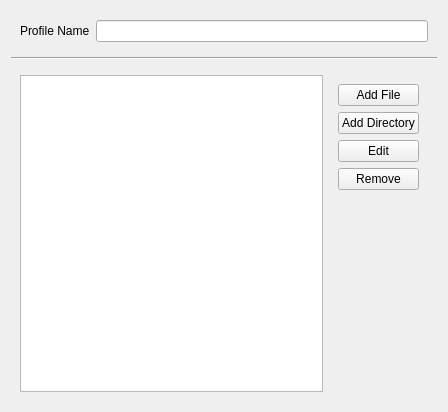
The window that src/gtatools-gui/src/src/gui/ProfileConfigWidget.ui (alemariusnexus/gtatools) describes before a commit, drawn with Qt 5.
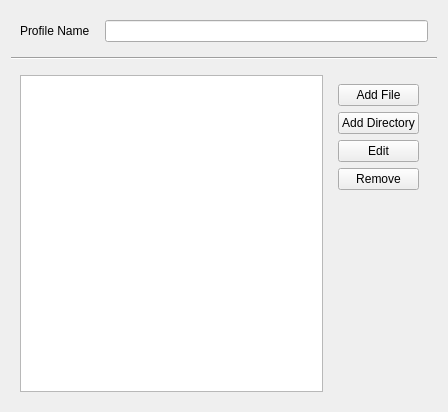
The same window after the commit.

Diff of the .ui file:
```diff
--- a/src/gtatools-gui/src/src/gui/ProfileConfigWidget.ui
+++ b/src/gtatools-gui/src/src/gui/ProfileConfigWidget.ui
@@ -17,6 +17,9 @@
    <item>
     <widget class="QWidget" name="widget" native="true">
      <layout class="QFormLayout" name="formLayout">
+      <property name="horizontalSpacing">
+       <number>15</number>
+      </property>
       <item row="0" column="0">
        <widget class="QLabel" name="label">
         <property name="text">
```
